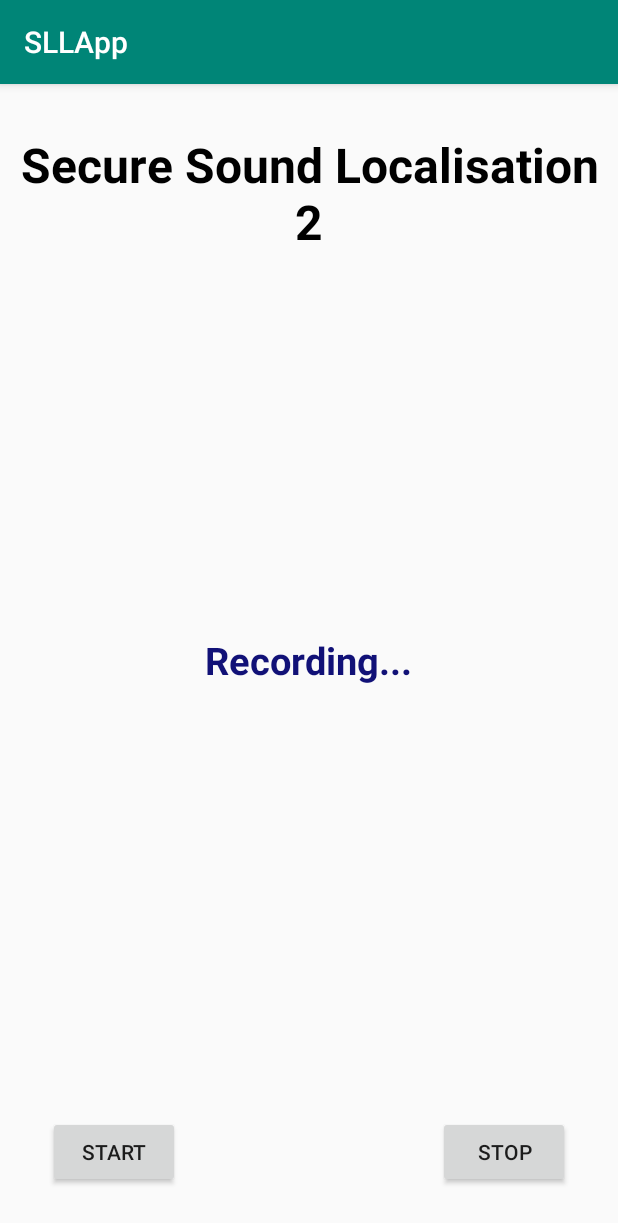
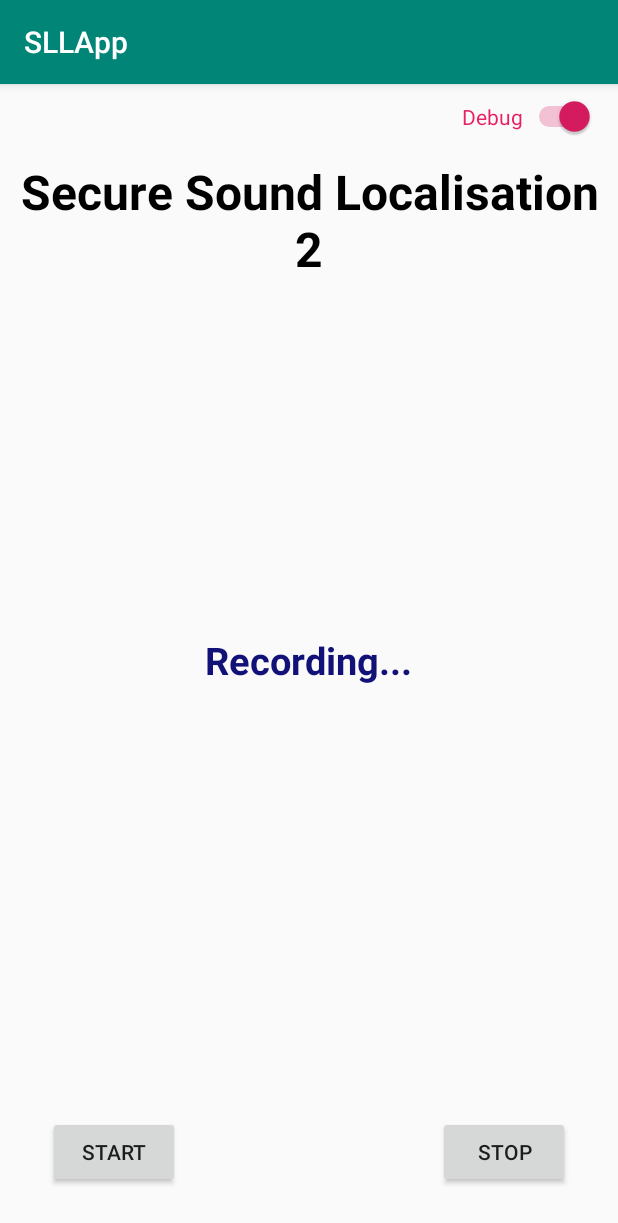
Before and after one commit to ValentinVignal/SecureSoundLocalisation, an Android app: the screen it shows after launch (MainActivity2), after a tap on "START", on a phone screen of 412 x 824 dp. Shown: the top 1223 px of the screen. Run offline under Robolectric (Android 15) with nearby library versions, the light colour scheme and no system bars.

Commit message:
Can extract the values in a list

```diff
--- a/SLLApp/app/src/main/AndroidManifest.xml
+++ b/SLLApp/app/src/main/AndroidManifest.xml
@@ -18,6 +18,7 @@
             android:label="@string/app_name" >
             <intent-filter>
                 <action android:name="android.intent.action.MAIN" />
+                <action android:name="android.intent.action.VIEW" />
 
                 <category android:name="android.intent.category.LAUNCHER" />
             </intent-filter>
--- a/SLLApp/app/src/main/java/com/e/sllapp/MainActivity2.kt
+++ b/SLLApp/app/src/main/java/com/e/sllapp/MainActivity2.kt
@@ -1,12 +1,10 @@
 package com.e.sllapp
 
 import android.Manifest
-import android.annotation.SuppressLint
-import android.annotation.TargetApi
 import android.content.pm.PackageManager
+import android.graphics.Color
 import android.media.AudioFormat
 import android.media.MediaRecorder
-import android.os.Build
 import android.os.Bundle
 import android.os.Environment
 import android.widget.Toast
@@ -17,33 +15,40 @@ import kotlinx.android.synthetic.main.activity_main2.*
 import java.io.File
 import java.io.IOException
 import android.media.AudioRecord
-import com.e.sllapp.R
 import java.io.FileNotFoundException
 import java.io.FileOutputStream
+import java.util.*
+import kotlin.collections.ArrayList
 
 class MainActivity2 : AppCompatActivity() {
 
-    private var mediaRecorder: MediaRecorder? = null
+    // ---------- Debug options ----------
+    private var debug: Boolean = true
+
+    // ---------- State of the recorder ----------
     private var isRecording: Boolean = false
     private var isInPause: Boolean = false
     private var recordPath: String? = null
 
+    // ---------- Variables for AudioRecord ----------
     private val recorderSampleRate: Int = 8000  // For emulator, put 44100 for real phone
     private val recorderChannels = AudioFormat.CHANNEL_IN_MONO
     private val recorderAudioEncoding = AudioFormat.ENCODING_PCM_16BIT
     private var recorder: AudioRecord? = null
     private var recordingThread: Thread? = null
-
-    private val BufferElements2Rec: Int =
+    private var bufferElements2Rec: Int =
         1024 // want to play 2048 (2K) since 2 bytes we use only 1024
-    private var BytesPerElement: Int = 2 // 2 bytes in 16bit format
+    private var bytesPerElement: Int = 2 // 2 bytes in 16bit format
     private var bufferSize: Int = AudioRecord.getMinBufferSize(
         recorderSampleRate,
         recorderChannels, recorderAudioEncoding
     )
 
+    // ---------- Handle the recording datas ----------
     private val rootDirectory: File =
         File(Environment.getExternalStorageDirectory().absolutePath + "/SSL")
+    private var lastRecord: ArrayList<Short>? = null
+
 
     override fun onCreate(savedInstanceState: Bundle?) {
         super.onCreate(savedInstanceState)
@@ -90,6 +95,17 @@ class MainActivity2 : AppCompatActivity() {
         button_stop_recording.setOnClickListener {
             stopRecording()
         }
+
+        switch_debug.setOnCheckedChangeListener{ buttonView, isChecked ->
+            if (isChecked){
+                debug = true
+                global_layout.setBackgroundColor(Color.GRAY)
+            } else {
+                debug = false
+                global_layout.setBackgroundColor(Color.WHITE)
+            }
+
+        }
     }
 
 
@@ -113,13 +129,14 @@ class MainActivity2 : AppCompatActivity() {
     private fun startRecording() {
         if (!isRecording) {
             try {
+                lastRecord = ArrayList<Short>()
                 isRecording = true
                 Toast.makeText(this, "Recording started!", Toast.LENGTH_SHORT).show()
                 text_view_state.text = "Recording..."
                 recorder = AudioRecord(
                     MediaRecorder.AudioSource.MIC,
                     recorderSampleRate, recorderChannels,
-                    recorderAudioEncoding, BufferElements2Rec * BytesPerElement
+                    recorderAudioEncoding, bufferElements2Rec * bytesPerElement
                 )
 
                 recorder?.let { r ->
@@ -150,7 +167,7 @@ class MainActivity2 : AppCompatActivity() {
             i += 1
             recordPath = rootDirectory.absolutePath + "/recording_$i.pcm"
         }
-        val sData = ShortArray(BufferElements2Rec)
+        val sData = ShortArray(bufferElements2Rec)
 
         var os: FileOutputStream? = null
         try {
@@ -162,13 +179,21 @@ class MainActivity2 : AppCompatActivity() {
         while (isRecording) {
             // gets the voice output from microphone to byte format
 
-            recorder?.read(sData, 0, BufferElements2Rec)
-            println("Short wirting to file$sData")
+            recorder?.read(sData, 0, bufferElements2Rec)
+            // val iData: IntArray = IntArray(sData.size){ sData[it].toInt() }
+            sData.forEach { lastRecord?.add(it) }
+            if (debug) {
+                println(
+                    "Short writing to file${Arrays.toString(sData.sliceArray(1..10))}..." +
+                            "${sData.takeLast(10)} -- size : ${sData.size}"
+                )
+                println("Size of ArrayList: ${lastRecord?.size} -- ${lastRecord?.takeLast(10)}")
+            }
             try {
                 // // writes the data to file from buffer
                 // // stores the voice buffer
                 val bData = short2byte(sData)
-                os!!.write(bData, 0, BufferElements2Rec * BytesPerElement)
+                os!!.write(bData, 0, bufferElements2Rec * bytesPerElement)
             } catch (e: IOException) {
                 e.printStackTrace()
             }
--- a/SLLApp/app/src/main/res/layout/activity_main2.xml
+++ b/SLLApp/app/src/main/res/layout/activity_main2.xml
@@ -3,7 +3,23 @@
     xmlns:android="http://schemas.android.com/apk/res/android"
     xmlns:tools="http://schemas.android.com/tools"
     android:layout_width="match_parent" android:layout_height="match_parent"
-    tools:context=".MainActivity2">
+    tools:context=".MainActivity2"
+    android:id="@+id/global_layout"
+    >
+
+    <Switch
+        android:id="@+id/switch_debug"
+        android:layout_width="wrap_content"
+        android:layout_height="wrap_content"
+        android:layout_alignEnd="@+id/textview_sound_recorder_heading"
+        android:layout_alignParentTop="true"
+        android:layout_marginTop="8dp"
+        android:layout_marginEnd="2dp"
+        android:checked="true"
+        android:textColor="#E91E63"
+        android:text="Debug"
+        android:textOff="OFF"
+        android:textOn="ON"/>
 
     <TextView
         android:id="@+id/textview_sound_recorder_heading"
@@ -15,7 +31,7 @@
         android:textStyle="bold"
         android:textAlignment="center"
         android:textColor="#000"
-        android:layout_marginTop="32dp"
+        android:layout_marginTop="50dp"
         />
 
     <TextView
```
